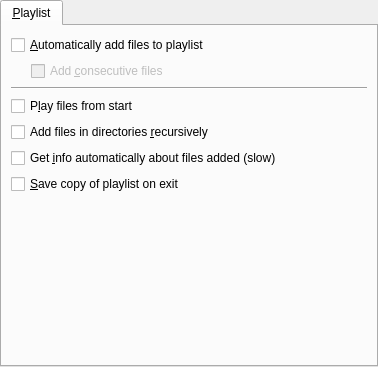
Above: src/prefplaylist.ui from wilbert2000/wzplayer before the change. Below: the same form after it.
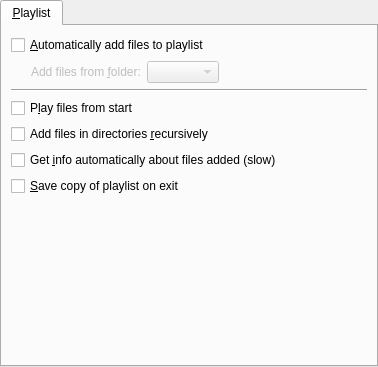
That is the form after the change.

```diff
--- a/src/prefplaylist.ui
+++ b/src/prefplaylist.ui
@@ -50,21 +50,38 @@
           </spacer>
          </item>
          <item>
-          <widget class="QCheckBox" name="add_consecutive_files_check">
+          <widget class="QLabel" name="media_to_add_label">
            <property name="enabled">
             <bool>false</bool>
            </property>
-           <property name="sizePolicy">
-            <sizepolicy hsizetype="MinimumExpanding" vsizetype="Fixed">
-             <horstretch>0</horstretch>
-             <verstretch>0</verstretch>
-            </sizepolicy>
-           </property>
            <property name="text">
-            <string>Add &amp;consecutive files</string>
+            <string>Add files from &amp;folder:</string>
            </property>
+           <property name="buddy">
+            <cstring>media_to_add_combo</cstring>
+           </property>
           </widget>
          </item>
+         <item>
+          <widget class="QComboBox" name="media_to_add_combo">
+           <property name="enabled">
+            <bool>false</bool>
+           </property>
+          </widget>
+         </item>
+         <item>
+          <spacer name="horizontalSpacer">
+           <property name="orientation">
+            <enum>Qt::Horizontal</enum>
+           </property>
+           <property name="sizeHint" stdset="0">
+            <size>
+             <width>40</width>
+             <height>20</height>
+            </size>
+           </property>
+          </spacer>
+         </item>
         </layout>
        </item>
        <item>
```
Left out of the diff: 35 changed lines with no effect on the pictures.
